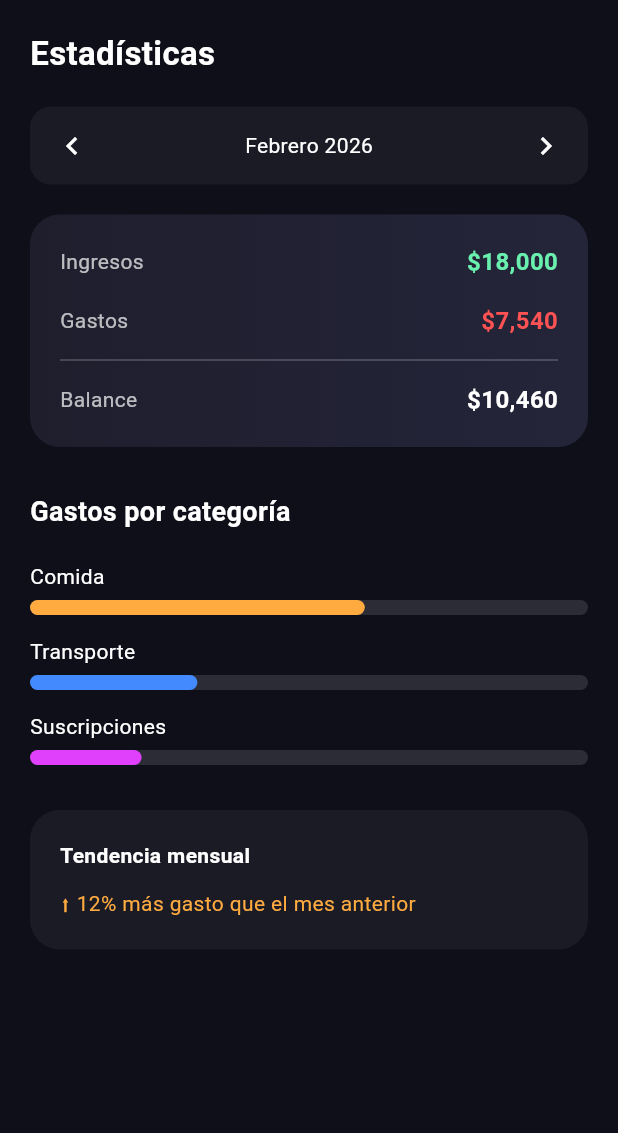
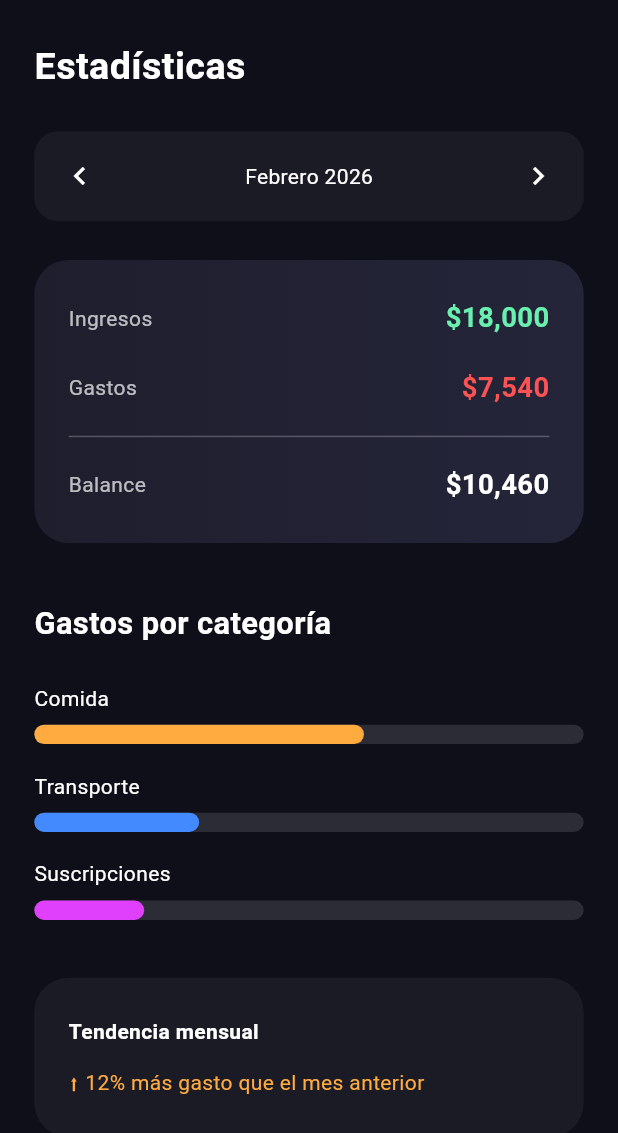
Before and after one commit to AlfonsoDiaz09/dynora_finance, a Flutter app: the StatsPage screen opened directly, on a phone screen of 412 x 824 dp. Shown: the top 1133 px of the screen. Run offline on Flutter 3.47's test engine with Material 3 defaults, Android fonts, the phone set to English and light mode, and no system bars; our stand-ins replace flutter_bloc, flutter_screenutil, flutter_svg, get_it, go_router, logger.

Commit message:
feat: Sizes adapted with screenutil on statspage

```diff
--- a/lib/ui/pages/stats/stats_page.dart
+++ b/lib/ui/pages/stats/stats_page.dart
@@ -1,4 +1,5 @@
 import 'package:flutter/material.dart';
+import 'package:flutter_screenutil/flutter_screenutil.dart';
 import 'widgets/month_selector.dart';
 import 'widgets/statistics_summary_card.dart';
 import 'widgets/category_chart.dart';
@@ -10,40 +11,32 @@ class StatsPage extends StatelessWidget {
   @override
   Widget build(BuildContext context) {
     return Scaffold(
-      backgroundColor: const Color(0xff0F0F1A),
+      backgroundColor: Color(0xff0F0F1A),
       body: SafeArea(
         child: ListView(
-          padding: const EdgeInsets.symmetric(horizontal: 20),
-          children: const [
-
-            SizedBox(height: 20),
-
+          padding: EdgeInsets.only(
+            left: 20.w,
+            right: 20.w,
+            top: 20.h,
+            bottom: 40.h,
+          ),
+          children: [
             Text(
               "Estadísticas",
               style: TextStyle(
                 color: Colors.white,
-                fontSize: 22,
+                fontSize: 22.sp,
                 fontWeight: FontWeight.bold,
               ),
             ),
-
-            SizedBox(height: 20),
-
+            SizedBox(height: 20.h),
             MonthSelector(),
-
-            SizedBox(height: 20),
-
+            SizedBox(height: 20.h),
             StatisticsSummaryCard(),
-
-            SizedBox(height: 30),
-
+            SizedBox(height: 30.h),
             CategoryChart(),
-
-            SizedBox(height: 30),
-
+            SizedBox(height: 30.h),
             TrendSection(),
-
-            SizedBox(height: 40),
           ],
         ),
       ),
--- /dev/null
+++ b/lib/ui/pages/stats/widgets/category_bar.dart
@@ -0,0 +1,47 @@
+import 'package:flutter/material.dart';
+import 'package:flutter_screenutil/flutter_screenutil.dart';
+
+class CategoryBar extends StatelessWidget {
+  final String category;
+  final double percentage;
+  final Color color;
+
+  const CategoryBar({
+    super.key,
+    required this.category,
+    required this.percentage,
+    required this.color,
+  });
+
+  @override
+  Widget build(BuildContext context) {
+    return Column(
+      crossAxisAlignment: CrossAxisAlignment.start,
+      children: [
+        Text(category, style: TextStyle(color: Colors.white)),
+        SizedBox(height: 6.h),
+        Stack(
+          children: [
+            Container(
+              height: 10.h,
+              decoration: BoxDecoration(
+                color: Colors.white12,
+                borderRadius: BorderRadius.circular(10.r),
+              ),
+            ),
+            FractionallySizedBox(
+              widthFactor: percentage,
+              child: Container(
+                height: 10.h,
+                decoration: BoxDecoration(
+                  color: color,
+                  borderRadius: BorderRadius.circular(10.r),
+                ),
+              ),
+            ),
+          ],
+        ),
+      ],
+    );
+  }
+}
--- a/lib/ui/pages/stats/widgets/category_chart.dart
+++ b/lib/ui/pages/stats/widgets/category_chart.dart
@@ -1,4 +1,6 @@
+import 'package:dynora_finance/ui/pages/stats/widgets/category_bar.dart';
 import 'package:flutter/material.dart';
+import 'package:flutter_screenutil/flutter_screenutil.dart';
 
 class CategoryChart extends StatelessWidget {
   const CategoryChart({super.key});
@@ -7,36 +9,29 @@ class CategoryChart extends StatelessWidget {
   Widget build(BuildContext context) {
     return Column(
       crossAxisAlignment: CrossAxisAlignment.start,
-      children: const [
-
+      children: [
         Text(
           "Gastos por categoría",
           style: TextStyle(
             color: Colors.white,
-            fontSize: 18,
+            fontSize: 18.sp,
             fontWeight: FontWeight.bold,
           ),
         ),
-
-        SizedBox(height: 20),
-
-        _CategoryBar(
+        SizedBox(height: 20.h),
+        CategoryBar(
           category: "Comida",
           percentage: 0.6,
           color: Colors.orangeAccent,
         ),
-
-        SizedBox(height: 14),
-
-        _CategoryBar(
+        SizedBox(height: 14.h),
+        CategoryBar(
           category: "Transporte",
           percentage: 0.3,
           color: Colors.blueAccent,
         ),
-
-        SizedBox(height: 14),
-
-        _CategoryBar(
+        SizedBox(height: 14.h),
+        CategoryBar(
           category: "Suscripciones",
           percentage: 0.2,
           color: Colors.purpleAccent,
@@ -45,47 +40,3 @@ class CategoryChart extends StatelessWidget {
     );
   }
 }
-
-class _CategoryBar extends StatelessWidget {
-  final String category;
-  final double percentage;
-  final Color color;
-
-  const _CategoryBar({
-    required this.category,
-    required this.percentage,
-    required this.color,
-  });
-
-  @override
-  Widget build(BuildContext context) {
-    return Column(
-      crossAxisAlignment: CrossAxisAlignment.start,
-      children: [
-        Text(category, style: const TextStyle(color: Colors.white)),
-        const SizedBox(height: 6),
-        Stack(
-          children: [
-            Container(
-              height: 10,
-              decoration: BoxDecoration(
-                color: Colors.white12,
-                borderRadius: BorderRadius.circular(10),
-              ),
-            ),
-            FractionallySizedBox(
-              widthFactor: percentage,
-              child: Container(
-                height: 10,
-                decoration: BoxDecoration(
-                  color: color,
-                  borderRadius: BorderRadius.circular(10),
-                ),
-              ),
-            ),
-          ],
-        ),
-      ],
-    );
-  }
-}
--- a/lib/ui/pages/stats/widgets/month_selector.dart
+++ b/lib/ui/pages/stats/widgets/month_selector.dart
@@ -1,4 +1,5 @@
 import 'package:flutter/material.dart';
+import 'package:flutter_screenutil/flutter_screenutil.dart';
 
 class MonthSelector extends StatelessWidget {
   const MonthSelector({super.key});
@@ -6,19 +7,16 @@ class MonthSelector extends StatelessWidget {
   @override
   Widget build(BuildContext context) {
     return Container(
-      padding: const EdgeInsets.symmetric(horizontal: 16, vertical: 14),
+      padding: EdgeInsets.symmetric(horizontal: 16.w, vertical: 14.h),
       decoration: BoxDecoration(
-        color: Colors.white.withOpacity(0.05),
-        borderRadius: BorderRadius.circular(14),
+        color: Colors.white.withValues(alpha: 0.05),
+        borderRadius: BorderRadius.circular(14.r),
       ),
       child: Row(
         mainAxisAlignment: MainAxisAlignment.spaceBetween,
-        children: const [
+        children: [
           Icon(Icons.chevron_left, color: Colors.white),
-          Text(
-            "Febrero 2026",
-            style: TextStyle(color: Colors.white),
-          ),
+          Text("Febrero 2026", style: TextStyle(color: Colors.white)),
           Icon(Icons.chevron_right, color: Colors.white),
         ],
       ),
--- a/lib/ui/pages/stats/widgets/statistics_summary_card.dart
+++ b/lib/ui/pages/stats/widgets/statistics_summary_card.dart
@@ -1,4 +1,6 @@
+import 'package:dynora_finance/ui/pages/stats/widgets/summary_row.dart';
 import 'package:flutter/material.dart';
+import 'package:flutter_screenutil/flutter_screenutil.dart';
 
 class StatisticsSummaryCard extends StatelessWidget {
   const StatisticsSummaryCard({super.key});
@@ -6,69 +8,30 @@ class StatisticsSummaryCard extends StatelessWidget {
   @override
   Widget build(BuildContext context) {
     return Container(
-      padding: const EdgeInsets.all(20),
+      padding: EdgeInsets.symmetric(horizontal: 20.w, vertical: 20.h),
       decoration: BoxDecoration(
-        borderRadius: BorderRadius.circular(20),
-        gradient: const LinearGradient(
+        borderRadius: BorderRadius.circular(20.r),
+        gradient: LinearGradient(
           colors: [Color(0xff1E1E2D), Color(0xff25253A)],
         ),
       ),
       child: Column(
-        children: const [
-
-          _SummaryRow(
+        children: [
+          SummaryRow(
             label: "Ingresos",
             value: "\$18,000",
             color: Colors.greenAccent,
           ),
-
-          SizedBox(height: 16),
-
-          _SummaryRow(
+          SizedBox(height: 16.h),
+          SummaryRow(
             label: "Gastos",
             value: "\$7,540",
             color: Colors.redAccent,
           ),
-
-          Divider(height: 30, color: Colors.white24),
-
-          _SummaryRow(
-            label: "Balance",
-            value: "\$10,460",
-            color: Colors.white,
-          ),
+          Divider(height: 30.h, color: Colors.white24),
+          SummaryRow(label: "Balance", value: "\$10,460", color: Colors.white),
         ],
       ),
     );
   }
 }
-
-class _SummaryRow extends StatelessWidget {
-  final String label;
-  final String value;
-  final Color color;
-
-  const _SummaryRow({
-    required this.label,
-    required this.value,
-    required this.color,
-  });
-
-  @override
-  Widget build(BuildContext context) {
-    return Row(
-      mainAxisAlignment: MainAxisAlignment.spaceBetween,
-      children: [
-        Text(label, style: const TextStyle(color: Colors.white70)),
-        Text(
-          value,
-          style: TextStyle(
-            color: color,
-            fontWeight: FontWeight.bold,
-            fontSize: 16,
-          ),
-        ),
-      ],
-    );
-  }
-}
--- /dev/null
+++ b/lib/ui/pages/stats/widgets/summary_row.dart
@@ -0,0 +1,33 @@
+import 'package:flutter/material.dart';
+import 'package:flutter_screenutil/flutter_screenutil.dart';
+
+class SummaryRow extends StatelessWidget {
+  final String label;
+  final String value;
+  final Color color;
+
+  const SummaryRow({
+    super.key,
+    required this.label,
+    required this.value,
+    required this.color,
+  });
+
+  @override
+  Widget build(BuildContext context) {
+    return Row(
+      mainAxisAlignment: MainAxisAlignment.spaceBetween,
+      children: [
+        Text(label, style: TextStyle(color: Colors.white70)),
+        Text(
+          value,
+          style: TextStyle(
+            color: color,
+            fontWeight: FontWeight.bold,
+            fontSize: 16.sp,
+          ),
+        ),
+      ],
+    );
+  }
+}
--- a/lib/ui/pages/stats/widgets/trend_section.dart
+++ b/lib/ui/pages/stats/widgets/trend_section.dart
@@ -1,4 +1,5 @@
 import 'package:flutter/material.dart';
+import 'package:flutter_screenutil/flutter_screenutil.dart';
 
 class TrendSection extends StatelessWidget {
   const TrendSection({super.key});
@@ -6,30 +7,22 @@ class TrendSection extends StatelessWidget {
   @override
   Widget build(BuildContext context) {
     return Container(
-      padding: const EdgeInsets.all(20),
+      padding: EdgeInsets.symmetric(horizontal: 20.w, vertical: 20.h),
       decoration: BoxDecoration(
-        borderRadius: BorderRadius.circular(20),
-        color: Colors.white.withOpacity(0.05),
+        borderRadius: BorderRadius.circular(20.r),
+        color: Colors.white.withValues(alpha: 0.05),
       ),
       child: Column(
         crossAxisAlignment: CrossAxisAlignment.start,
-        children: const [
-
+        children: [
           Text(
             "Tendencia mensual",
-            style: TextStyle(
-              color: Colors.white,
-              fontWeight: FontWeight.bold,
-            ),
+            style: TextStyle(color: Colors.white, fontWeight: FontWeight.bold),
           ),
-
-          SizedBox(height: 12),
-
+          SizedBox(height: 12.sp),
           Text(
             "⬆ 12% más gasto que el mes anterior",
-            style: TextStyle(
-              color: Colors.orangeAccent,
-            ),
+            style: TextStyle(color: Colors.orangeAccent),
           ),
         ],
       ),
```
